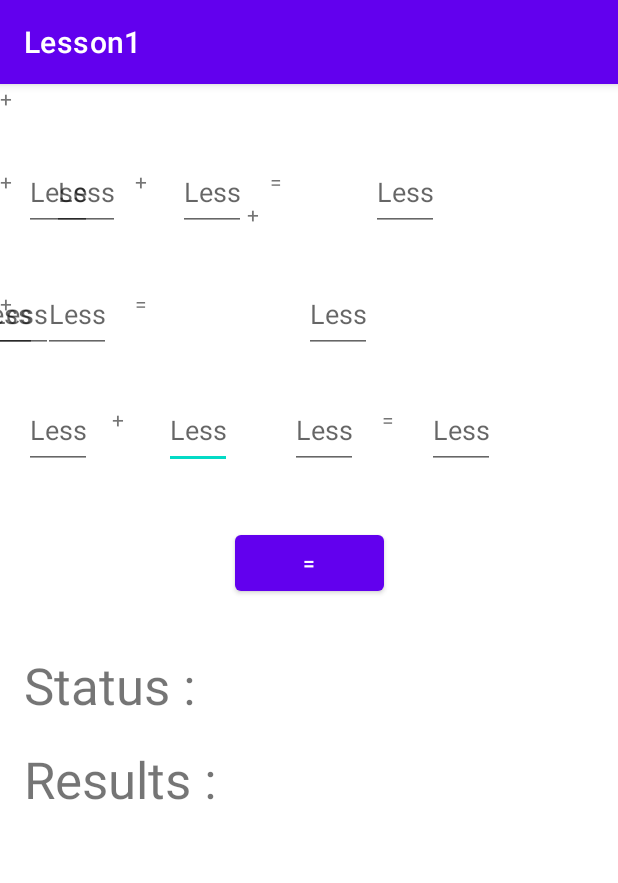
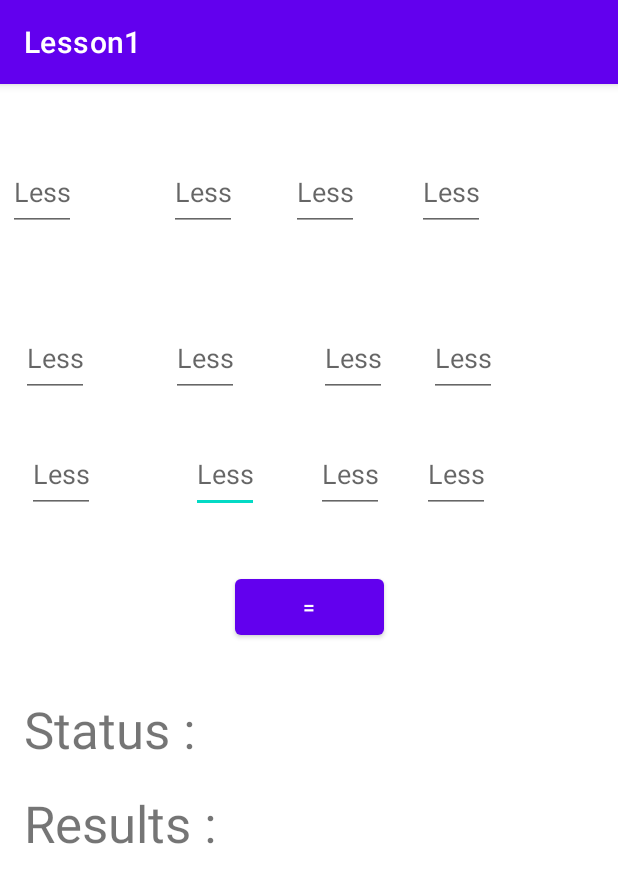
Before and after one commit to riikiti/Lesson1-androidFirstStep, an Android app: the screen it shows after launch (MainActivity), on a phone screen of 412 x 824 dp. Shown: the top 883 px of the screen. Run offline under Robolectric (Android 15) with nearby library versions, the phone set to English and light mode, and no system bars.

Commit message:
complete working

```diff
--- a/app/src/main/java/com/example/lesson1/MainActivity.java
+++ b/app/src/main/java/com/example/lesson1/MainActivity.java
@@ -14,7 +14,7 @@ public class MainActivity extends AppCompatActivity {
         super.onCreate(savedInstanceState);
         setContentView(R.layout.activity_main);
     }
-
+/*
     public void Sum(View view) {
         EditText tA= findViewById(R.id.var1);
         EditText tB= findViewById(R.id.var2);
@@ -23,7 +23,7 @@ public class MainActivity extends AppCompatActivity {
         TextView tRes = findViewById(R.id.res1);
         tRes.setText(""+(a+b));
     }
-
+*/
     public void Slay(View view){
 
         int n = 3;
@@ -32,41 +32,48 @@ public class MainActivity extends AppCompatActivity {
         double[] b = new double[100];
 //todo разобраться с типами данных
         EditText tA1= findViewById(R.id.var1);
-        int var1 = Double.parseInt(tA1.getText().toString());
-        A[0][0] = var1.nextDouble();
+        double var1 = Double.parseDouble(tA1.getText().toString());;
+        A[0][0] = var1;
         EditText tA2= findViewById(R.id.var2);
-        int var2 = Integer.parseInt(tA2.getText().toString());
-        A[0][1] = var2.nextDouble();
+        double var2 = Double.parseDouble(tA2.getText().toString());
+        A[0][1] = var2;
         EditText tA3= findViewById(R.id.var3);
-        int var3 = Integer.parseInt(tA3.getText().toString());
-        A[0][2] = var3.nextDouble();
+        double var3 = Double.parseDouble(tA3.getText().toString());
+        A[0][2] = var3;
         EditText tA4= findViewById(R.id.var4);
-        int var4 = Integer.parseInt(tA4.getText().toString());
-        b[0] = var4.nextDouble();
+        double var4 = Double.parseDouble(tA4.getText().toString());
+        b[0] = var4;
 
 
 
         EditText tA5= findViewById(R.id.var5);
-        int var5 = Integer.parseInt(tA5.getText().toString());
-        A[1][0] = var5.nextDouble();
+        double var5 = Double.parseDouble(tA5.getText().toString());
+        A[1][0] = var5;
         EditText tA6= findViewById(R.id.var6);
-        int var6 = Integer.parseInt(tA6.getText().toString());
-        A[1][1] = var6.nextDouble();
+        double var6 = Double.parseDouble(tA6.getText().toString());
+        A[1][1] = var6;
         EditText tA7= findViewById(R.id.var7);
-        int var7 = Integer.parseInt(tA7.getText().toString());
-        A[1][2] = var7.nextDouble();
+        double var7 = Double.parseDouble(tA7.getText().toString());
+        A[1][2] = var7;
         EditText tA8= findViewById(R.id.var8);
-        int var8 = Integer.parseInt(tA8.getText().toString());
-        b[1] = var8.nextDouble();
+        double var8 = Double.parseDouble(tA8.getText().toString());
+        b[1] = var8;
+
+
+
 
         EditText tA9= findViewById(R.id.var9);
-        int var9 = Integer.parseInt(tA9.getText().toString());
-        A[2][0] = var9.nextDouble();
-        A[2][1] = s.nextDouble();
-        A[2][2] = s.nextDouble();
-
-        b[i] = s.nextDouble();
-
+        double var9 = Double.parseDouble(tA9.getText().toString());
+        A[2][0] = var9;
+        EditText tA10= findViewById(R.id.var10);
+        double var10 = Double.parseDouble(tA10.getText().toString());
+        A[2][1] = var10;
+        EditText tA11= findViewById(R.id.var11);
+        double var11 = Double.parseDouble(tA11.getText().toString());
+        A[2][2] = var11;
+        EditText tA12= findViewById(R.id.var12);
+        double var12 = Double.parseDouble(tA12.getText().toString());
+        b[2] = var12;
 
         /* Метод Гаусса */
 
@@ -83,7 +90,8 @@ public class MainActivity extends AppCompatActivity {
             double   t    = b[p]; b[p] = b[max]; b[max] = t;
 
             if (Math.abs(A[p][p]) <= 1e-10) {
-                System.out.println("NO");
+                TextView TextRes = findViewById(R.id.TextRes);
+                TextRes.setText("NO");
                 return;
             }
 
@@ -110,12 +118,17 @@ public class MainActivity extends AppCompatActivity {
         /* Вывод результатов */
 
         if (n < m) {
-            System.out.print("INF");
+            TextView TextRes = findViewById(R.id.TextRes);
+            TextRes.setText("INF");
         } else {
-            System.out.println("YES");
-            for (int i = 0; i < N; i++) {
-                System.out.print(x[i] + " ");
-            }
+            TextView TextRes = findViewById(R.id.TextRes);
+            TextRes.setText("YES");
+            TextView Res = findViewById(R.id.res);
+            Res.setText("" + x[0]);
+            TextView Res1 = findViewById(R.id.res1);
+            Res1.setText("" + x[1]);
+            TextView Res2 = findViewById(R.id.res2);
+            Res2.setText("" + x[2]);
         }
     }
 }
--- a/app/src/main/res/layout/activity_main.xml
+++ b/app/src/main/res/layout/activity_main.xml
@@ -10,26 +10,28 @@
         android:id="@+id/var10"
         android:layout_width="45dp"
         android:layout_height="52dp"
-        android:layout_marginStart="17dp"
+        android:layout_marginStart="47dp"
         android:layout_marginTop="25dp"
-        android:layout_marginEnd="10dp"
+        android:layout_marginEnd="18dp"
         android:ems="10"
         android:hint="@string/app_name"
         android:inputType="number"
-        app:layout_constraintEnd_toStartOf="@+id/textView8"
-        app:layout_constraintStart_toEndOf="@+id/textView10"
+        app:layout_constraintEnd_toStartOf="@+id/var11"
+        app:layout_constraintStart_toEndOf="@+id/var9"
         app:layout_constraintTop_toBottomOf="@+id/var6" />
 
     <EditText
         android:id="@+id/var11"
         android:layout_width="45dp"
         android:layout_height="52dp"
-        android:layout_marginStart="11dp"
+        android:layout_marginStart="18dp"
         android:layout_marginTop="25dp"
+        android:layout_marginEnd="17dp"
         android:ems="10"
         android:hint="@string/app_name"
         android:inputType="number"
-        app:layout_constraintStart_toEndOf="@+id/textView8"
+        app:layout_constraintEnd_toStartOf="@+id/var12"
+        app:layout_constraintStart_toEndOf="@+id/var10"
         app:layout_constraintTop_toBottomOf="@+id/var7" />
 
     <EditText
@@ -38,87 +40,58 @@
         android:layout_height="52dp"
         android:layout_marginStart="16dp"
         android:layout_marginTop="25dp"
-        android:layout_marginEnd="13dp"
+        android:layout_marginEnd="14dp"
         android:ems="10"
         android:hint="@string/app_name"
         android:inputType="number"
-        app:layout_constraintEnd_toStartOf="@+id/textView10"
+        app:layout_constraintEnd_toStartOf="@+id/var10"
         app:layout_constraintStart_toStartOf="parent"
         app:layout_constraintTop_toBottomOf="@+id/var5" />
-
-    <TextView
-        android:id="@+id/textView8"
-        android:layout_width="17dp"
-        android:layout_height="28dp"
-        android:layout_marginStart="10dp"
-        android:layout_marginTop="49dp"
-        android:text="+"
-        android:visibility="visible"
-        app:layout_constraintStart_toEndOf="@+id/var10"
-        app:layout_constraintTop_toBottomOf="@+id/textView5" />
-
-    <TextView
-        android:id="@+id/textView9"
-        android:layout_width="17dp"
-        android:layout_height="28dp"
-        android:layout_marginStart="16dp"
-        android:layout_marginTop="49dp"
-        android:text="="
-        android:visibility="visible"
-        app:layout_constraintStart_toEndOf="@+id/var11"
-        app:layout_constraintTop_toBottomOf="@+id/textView6" />
-
-    <TextView
-        android:id="@+id/textView10"
-        android:layout_width="17dp"
-        android:layout_height="28dp"
-        android:layout_marginStart="13dp"
-        android:layout_marginTop="49dp"
-        android:text="+"
-        android:visibility="visible"
-        app:layout_constraintStart_toEndOf="@+id/var9"
-        app:layout_constraintTop_toBottomOf="@+id/textView7" />
 
     <EditText
         android:id="@+id/var12"
         android:layout_width="45dp"
         android:layout_height="52dp"
-        android:layout_marginStart="14dp"
+        android:layout_marginStart="5dp"
         android:layout_marginTop="25dp"
         android:layout_marginEnd="83dp"
         android:ems="10"
         android:hint="@string/app_name"
         android:inputType="number"
         app:layout_constraintEnd_toEndOf="parent"
-        app:layout_constraintStart_toEndOf="@+id/textView9"
+        app:layout_constraintStart_toEndOf="@+id/var11"
         app:layout_constraintTop_toBottomOf="@+id/var8" />
 
     <EditText
         android:id="@+id/var6"
         android:layout_width="45dp"
         android:layout_height="52dp"
-        android:layout_marginStart="17dp"
+        android:layout_marginStart="47dp"
         android:layout_marginTop="29dp"
-        android:layout_marginEnd="10dp"
+        android:layout_marginEnd="38dp"
+        android:layout_marginBottom="26dp"
         android:ems="10"
         android:hint="@string/app_name"
         android:inputType="number"
-        app:layout_constraintEnd_toStartOf="@+id/textView5"
-        app:layout_constraintStart_toEndOf="@+id/textView7"
+        app:layout_constraintBottom_toTopOf="@+id/var10"
+        app:layout_constraintEnd_toStartOf="@+id/var7"
+        app:layout_constraintStart_toEndOf="@+id/var5"
         app:layout_constraintTop_toBottomOf="@+id/var2" />
 
     <EditText
         android:id="@+id/var7"
         android:layout_width="45dp"
         android:layout_height="52dp"
-        android:layout_marginStart="11dp"
+        android:layout_marginStart="15dp"
         android:layout_marginTop="29dp"
-        android:layout_marginEnd="16dp"
+        android:layout_marginEnd="24dp"
+        android:layout_marginBottom="26dp"
         android:ems="10"
         android:hint="@string/app_name"
         android:inputType="number"
-        app:layout_constraintEnd_toStartOf="@+id/textView6"
-        app:layout_constraintStart_toEndOf="@+id/textView5"
+        app:layout_constraintBottom_toTopOf="@+id/var11"
+        app:layout_constraintEnd_toStartOf="@+id/var8"
+        app:layout_constraintStart_toEndOf="@+id/var6"
         app:layout_constraintTop_toBottomOf="@+id/var3" />
 
     <EditText
@@ -127,95 +100,69 @@
         android:layout_height="52dp"
         android:layout_marginStart="16dp"
         android:layout_marginTop="29dp"
-        android:layout_marginEnd="13dp"
+        android:layout_marginEnd="7dp"
+        android:layout_marginBottom="26dp"
         android:ems="10"
         android:hint="@string/app_name"
         android:inputType="number"
-        app:layout_constraintEnd_toStartOf="@+id/textView7"
+        app:layout_constraintBottom_toTopOf="@+id/var9"
+        app:layout_constraintEnd_toStartOf="@+id/var6"
         app:layout_constraintStart_toStartOf="parent"
         app:layout_constraintTop_toBottomOf="@+id/var1" />
-
-    <TextView
-        android:id="@+id/textView5"
-        android:layout_width="17dp"
-        android:layout_height="28dp"
-        android:text="+"
-        android:visibility="visible"
-        tools:layout_editor_absoluteX="163dp"
-        tools:layout_editor_absoluteY="136dp" />
-
-    <TextView
-        android:id="@+id/textView6"
-        android:layout_width="17dp"
-        android:layout_height="28dp"
-        android:layout_marginStart="16dp"
-        android:layout_marginTop="53dp"
-        android:text="="
-        android:visibility="visible"
-        app:layout_constraintStart_toEndOf="@+id/var7"
-        app:layout_constraintTop_toBottomOf="@+id/textView4" />
-
-    <TextView
-        android:id="@+id/textView7"
-        android:layout_width="17dp"
-        android:layout_height="28dp"
-        android:layout_marginTop="53dp"
-        android:text="+"
-        android:visibility="visible"
-        app:layout_constraintTop_toBottomOf="@+id/textView"
-        tools:layout_editor_absoluteX="74dp" />
 
     <EditText
         android:id="@+id/var8"
         android:layout_width="45dp"
         android:layout_height="52dp"
-        android:layout_marginStart="14dp"
+        android:layout_marginStart="4dp"
         android:layout_marginTop="29dp"
         android:layout_marginEnd="83dp"
+        android:layout_marginBottom="26dp"
         android:ems="10"
         android:hint="@string/app_name"
         android:inputType="number"
+        app:layout_constraintBottom_toTopOf="@+id/var12"
         app:layout_constraintEnd_toEndOf="parent"
-        app:layout_constraintStart_toEndOf="@+id/textView6"
+        app:layout_constraintStart_toEndOf="@+id/var7"
         app:layout_constraintTop_toBottomOf="@+id/var4" />
 
     <EditText
         android:id="@+id/var2"
         android:layout_width="45dp"
         android:layout_height="52dp"
-        android:layout_marginStart="17dp"
+        android:layout_marginStart="47dp"
         android:layout_marginTop="46dp"
-        android:layout_marginEnd="10dp"
+        android:layout_marginEnd="15dp"
         android:layout_marginBottom="29dp"
         android:ems="10"
         android:hint="@string/app_name"
         android:inputType="number"
         app:layout_constraintBottom_toTopOf="@+id/var6"
-        app:layout_constraintEnd_toStartOf="@+id/textView3"
-        app:layout_constraintStart_toEndOf="@+id/textView"
+        app:layout_constraintEnd_toStartOf="@+id/var3"
+        app:layout_constraintStart_toEndOf="@+id/var1"
         app:layout_constraintTop_toTopOf="parent" />
 
     <EditText
         android:id="@+id/var3"
         android:layout_width="45dp"
         android:layout_height="52dp"
-        android:layout_marginStart="11dp"
+        android:layout_marginStart="15dp"
         android:layout_marginTop="46dp"
-        android:layout_marginEnd="16dp"
+        android:layout_marginEnd="24dp"
         android:layout_marginBottom="29dp"
         android:ems="10"
         android:hint="@string/app_name"
         android:inputType="number"
         app:layout_constraintBottom_toTopOf="@+id/var7"
-        app:layout_constraintEnd_toStartOf="@+id/textView4"
-        app:layout_constraintStart_toEndOf="@+id/textView3"
+        app:layout_constraintEnd_toStartOf="@+id/var4"
+        app:layout_constraintStart_toEndOf="@+id/var2"
         app:layout_constraintTop_toTopOf="parent" />
 
     <EditText
         android:id="@+id/var4"
         android:layout_width="45dp"
         android:layout_height="52dp"
-        android:layout_marginStart="14dp"
+        android:layout_marginStart="10dp"
         android:layout_marginTop="46dp"
         android:layout_marginEnd="83dp"
         android:layout_marginBottom="29dp"
@@ -224,53 +171,21 @@
         android:inputType="number"
         app:layout_constraintBottom_toTopOf="@+id/var8"
         app:layout_constraintEnd_toEndOf="parent"
-        app:layout_constraintStart_toEndOf="@+id/textView4"
-        app:layout_constraintTop_toTopOf="parent" />
-
-    <TextView
-        android:id="@+id/textView3"
-        android:layout_width="17dp"
-        android:layout_height="28dp"
-        android:layout_marginStart="10dp"
-        android:layout_marginTop="55dp"
-        android:text="+"
-        android:visibility="visible"
-        app:layout_constraintStart_toEndOf="@+id/var2"
-        app:layout_constraintTop_toTopOf="parent" />
-
-    <TextView
-        android:id="@+id/textView4"
-        android:layout_width="17dp"
-        android:layout_height="28dp"
-        android:layout_marginStart="16dp"
-        android:layout_marginTop="55dp"
-        android:text="="
-        android:visibility="visible"
         app:layout_constraintStart_toEndOf="@+id/var3"
         app:layout_constraintTop_toTopOf="parent" />
-
-    <TextView
-        android:id="@+id/textView"
-        android:layout_width="17dp"
-        android:layout_height="28dp"
-        android:layout_marginTop="55dp"
-        android:text="+"
-        android:visibility="visible"
-        app:layout_constraintTop_toTopOf="parent"
-        tools:layout_editor_absoluteX="74dp" />
 
     <EditText
         android:id="@+id/var1"
         android:layout_width="45dp"
         android:layout_height="52dp"
-        android:layout_marginStart="16dp"
         android:layout_marginTop="46dp"
-        android:layout_marginEnd="13dp"
+        android:layout_marginEnd="10dp"
+        android:layout_marginBottom="29dp"
         android:ems="10"
         android:hint="@string/app_name"
         android:inputType="number"
-        app:layout_constraintEnd_toStartOf="@+id/textView"
-        app:layout_constraintHorizontal_bias="0.0"
+        app:layout_constraintBottom_toTopOf="@+id/var5"
+        app:layout_constraintEnd_toStartOf="@+id/var2"
         app:layout_constraintStart_toStartOf="parent"
         app:layout_constraintTop_toTopOf="parent" />
 
@@ -317,7 +232,7 @@
         android:layout_marginStart="150dp"
         android:layout_marginTop="38dp"
         android:layout_marginEnd="150dp"
-        android:onClick="Sum"
+        android:onClick="Slay"
         android:text="="
         app:layout_constraintEnd_toEndOf="parent"
         app:layout_constraintStart_toStartOf="parent"
```
